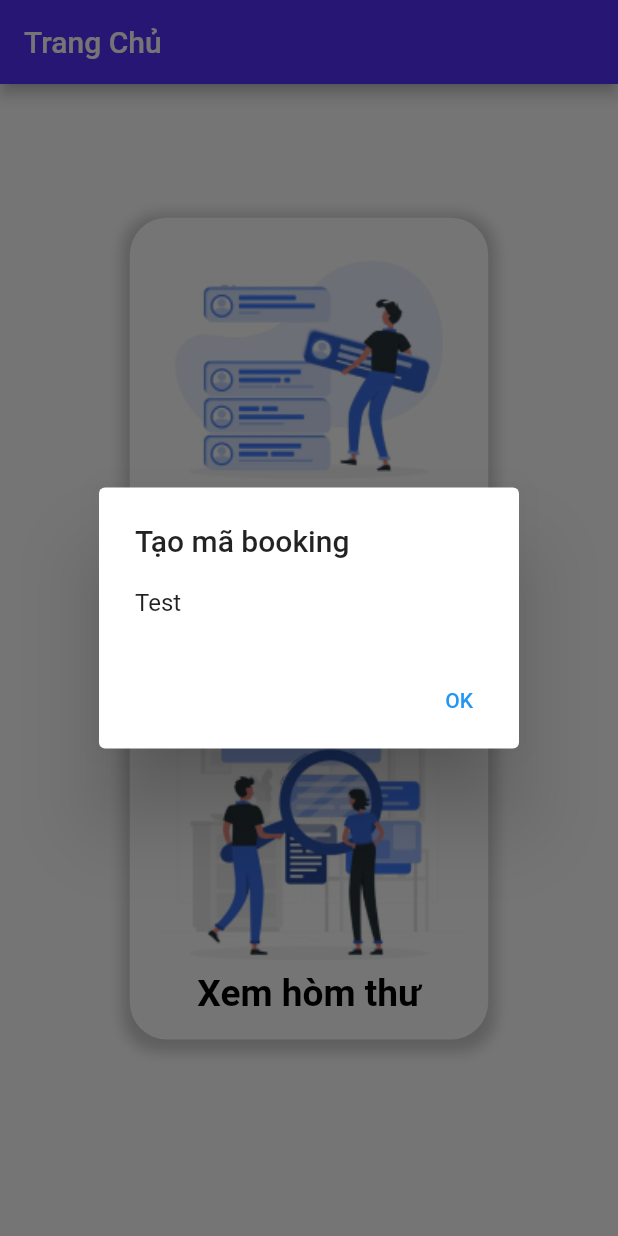
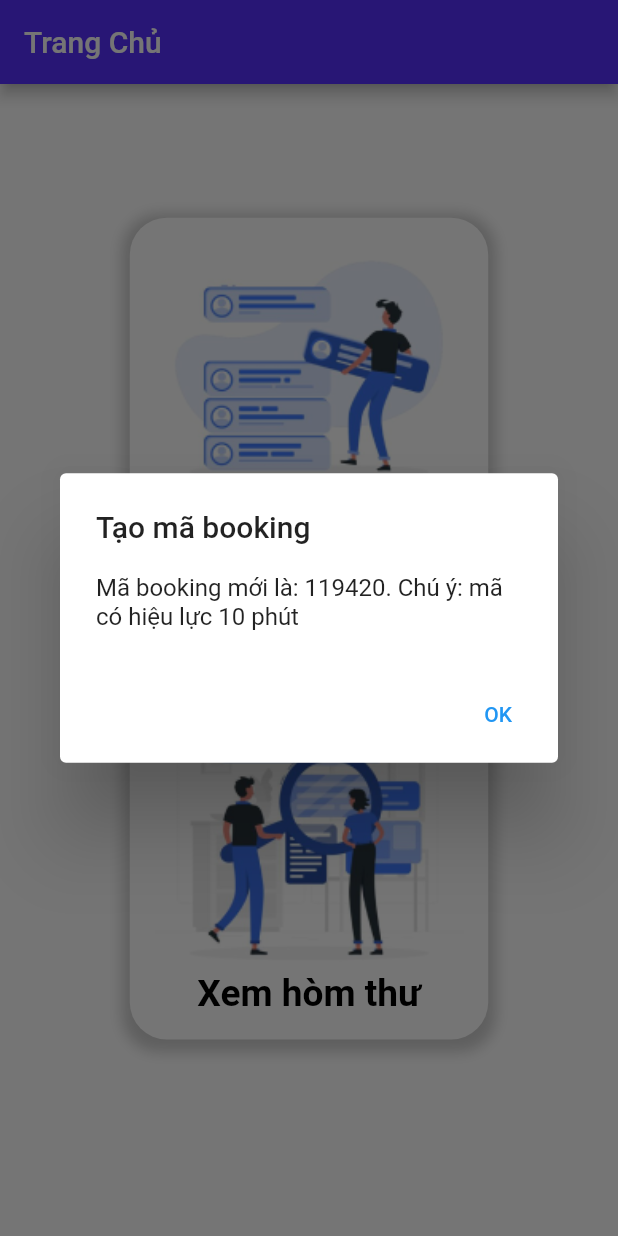
Before and after one commit to TuanChau1008/capstone, a Flutter app: the HomeScreen screen opened by its route, after a tap on "Tạo mã hòm thư", on a phone screen of 412 x 824 dp. Run offline on Flutter 3.47's test engine with Material 2 defaults, Android fonts, the phone set to English and light mode, and no system bars; our stand-ins replace firebase_core, firebase_database, flutter_easyloading, flutter_spinkit; missing offline and left inert: mobile_scanner; accounts and stored records are empty.

Commit message:
new version 2.0

```diff
--- a/lib/home_screen/homescreen.dart
+++ b/lib/home_screen/homescreen.dart
@@ -1,3 +1,5 @@
+import 'dart:math';
+
 import  'package:capstone/utils/constants/color_constant.dart';
 import 'package:capstone/utils/constants/image_constant.dart';
 import 'package:firebase_database/firebase_database.dart';
@@ -18,7 +20,6 @@ class HomeScreen extends StatefulWidget {
 }
 class _HomeScreen extends State<HomeScreen> {
   DatabaseReference firebase = FirebaseDatabase.instance.ref("/");
-  DatabaseReference bookingOrder = FirebaseDatabase.instance.ref("/BookingOrder");
   @override
   Widget build(BuildContext context) {
     var size = MediaQuery.of(context).size;
@@ -70,8 +71,34 @@ class _HomeScreen extends State<HomeScreen> {
                 child: InkWell(
 
                   onTap: () {
+                    DatabaseReference bookingOrder = FirebaseDatabase.instance.ref().child('BookingCode').child('-Nh16BxBtkcOUl6_uoHG');
+                    DateTime now = DateTime.now().add(const Duration(minutes: 10));
+                    String time = now.toString().substring(0,16);
+                    var rng = new Random();
+                    var code = rng.nextInt(900000) + 100000;
+                    String bcode = code.toString();
+                    Map<String, String> booking =
+                    {
+                      "bcode": bcode,
+                      "bookingId": "-Nh16BmWda5wbyrO3MQG",
+                      "id": "-Nh16BxBtkcOUl6_uoHG",
+                      "status": "1",
+                      "validDate": time
+                    };
+                    // {
+                    //   "boxId": "-Nf5IIoTMOQ1XuN8qf_7",
+                    //   "businessId": "-Nf5H_45gvDvWJlfVSHi",
+                    //   "createDate": "2023-10-18 16:27",
+                    //   "deviceId": "87bb999684cccb39",
+                    //   "id": "-Nh16BmWda5wbyrO3MQG",
+                    //   "status": "1",
+                    //   "unlockCode": bcode,
+                    //   "validDate": time
+                    // };
+                    //bookingOrder.push().set(booking);
+                    bookingOrder.update(booking);
                      if (context.mounted) {
-                      createNewBookingCode(context, "1", "Nf5Hul8WlIoPX4H0xNB", "12356");
+                      createNewBookingCode(context, "1", "Nh16BmWda5wbyrO3MQG", bcode);
                      }
                   },
                   child: Column(
@@ -164,31 +191,17 @@ class _HomeScreen extends State<HomeScreen> {
       String bookingId,
       String oldCode,
       ) async {
-      if (bookingOrder.child("status").toString() == "1") {
         closeLoadingDialog();
         if (context.mounted) {
           await showGenericDialog(
             context: context,
             title: "Tạo mã booking",
             content:
-            "Mã booking mới là: ${bookingOrder.child("unlockCode")}. Chú ý: mã có hiệu lực 10 phút",
+            "Mã booking mới là: $oldCode. Chú ý: mã có hiệu lực 10 phút",
             optionBuilder: () => {
               "OK": true,
             },
           );
         }
-      } else {
-        closeLoadingDialog();
-        if (context.mounted) {
-          await showGenericDialog(
-            context: context,
-            title: "Tạo mã booking",
-            content: "Test",
-            optionBuilder: () => {
-              "OK": true,
-            },
-          );
-        }
-      }
     }
   }
--- a/lib/main.dart
+++ b/lib/main.dart
@@ -12,7 +12,9 @@ import 'package:flutter/material.dart';
 
 import 'login_screen/register_screen.dart';
 
-void main() {
+void main() async {
+    WidgetsFlutterBinding.ensureInitialized();
+    await Firebase.initializeApp();
   runApp(const MyApp());
 }
 
```
Also changed, not shown: lib/services/api.dart (deleted, +0 -290 lines).
